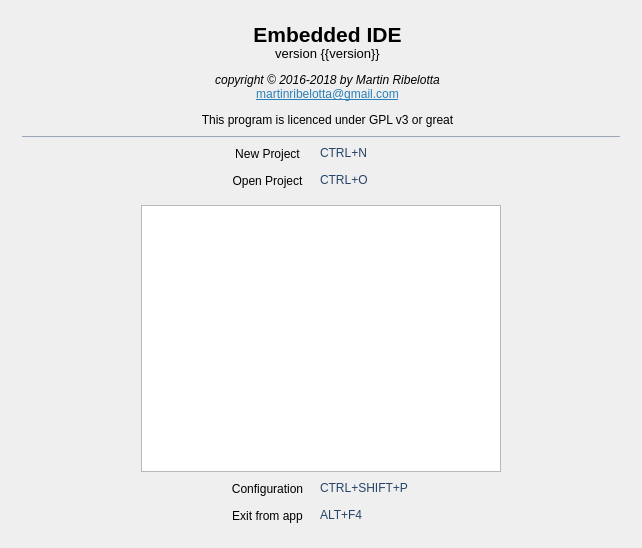
Qt form ide/mainwindow.ui (martinribelotta/embedded-ide) before a commit.
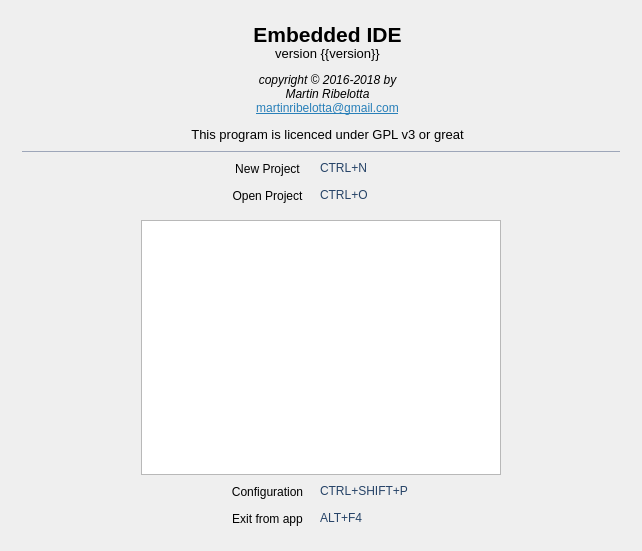
The same form after that commit. Icons and pictures are not drawn. Custom widgets are drawn as their Qt base class.

Commit message: Add exportation of file and dir project path

Diff of the .ui file:
```diff
--- a/ide/mainwindow.ui
+++ b/ide/mainwindow.ui
@@ -7,7 +7,7 @@
     <x>0</x>
     <y>0</y>
     <width>642</width>
-    <height>548</height>
+    <height>551</height>
    </rect>
   </property>
   <layout class="QVBoxLayout" name="verticalLayout_2">
@@ -740,7 +740,7 @@
             </sizepolicy>
            </property>
            <property name="text">
-            <string>&lt;html&gt;&lt;head/&gt;&lt;body&gt;&lt;p align=&quot;center&quot;&gt;&lt;span style=&quot; font-size:16pt; font-weight:600; color:#000000;&quot;&gt;Embedded IDE&lt;br/&gt;&lt;/span&gt;&lt;span style=&quot; font-size:10pt; color:#000000;&quot;&gt;version {{version}}&lt;/span&gt;&lt;/p&gt;&lt;p align=&quot;center&quot;&gt;&lt;span style=&quot; font-style:italic; color:#000000;&quot;&gt;copyright © 2016-2018 by Martin Ribelotta&lt;br/&gt;&lt;/span&gt;&lt;a href=&quot;martinribelotta@gmail.com&quot;&gt;&lt;span style=&quot; text-decoration: underline; color:#2980b9;&quot;&gt;martinribelotta@gmail.com&lt;/span&gt;&lt;/a&gt;&lt;/p&gt;&lt;p align=&quot;center&quot;&gt;&lt;span style=&quot; color:#000000;&quot;&gt;This program is licenced under GPL v3 or great&lt;/span&gt;&lt;/p&gt;&lt;/body&gt;&lt;/html&gt;</string>
+            <string>&lt;html&gt;&lt;head/&gt;&lt;body&gt;&lt;p align=&quot;center&quot;&gt;&lt;span style=&quot; font-size:16pt; font-weight:600; color:#000000;&quot;&gt;Embedded IDE&lt;br/&gt;&lt;/span&gt;&lt;span style=&quot; font-size:10pt; color:#000000;&quot;&gt;version {{version}}&lt;/span&gt;&lt;/p&gt;&lt;p align=&quot;center&quot;&gt;&lt;span style=&quot; font-style:italic; color:#000000;&quot;&gt;copyright © 2016-2018 by&lt;br/&gt;Martin Ribelotta&lt;br/&gt;&lt;/span&gt;&lt;a href=&quot;martinribelotta@gmail.com&quot;&gt;&lt;span style=&quot; text-decoration: underline; color:#2980b9;&quot;&gt;martinribelotta@gmail.com&lt;/span&gt;&lt;/a&gt;&lt;/p&gt;&lt;p align=&quot;center&quot;&gt;&lt;span style=&quot; font-size:10pt; color:#000000;&quot;&gt;This program is licenced under GPL v3 or great&lt;/span&gt;&lt;/p&gt;&lt;/body&gt;&lt;/html&gt;</string>
            </property>
           </widget>
          </item>
@@ -806,19 +806,6 @@
            </property>
           </spacer>
          </item>
-         <item row="0" column="0" rowspan="3">
-          <spacer name="verticalSpacer_2">
-           <property name="orientation">
-            <enum>Qt::Vertical</enum>
-           </property>
-           <property name="sizeHint" stdset="0">
-            <size>
-             <width>20</width>
-             <height>40</height>
-            </size>
-           </property>
-          </spacer>
-         </item>
          <item row="1" column="1" colspan="3">
           <spacer name="verticalSpacer_3">
            <property name="orientation">
@@ -1004,19 +991,6 @@
            </property>
           </widget>
          </item>
-         <item row="0" column="4" rowspan="3">
-          <spacer name="verticalSpacer">
-           <property name="orientation">
-            <enum>Qt::Vertical</enum>
-           </property>
-           <property name="sizeHint" stdset="0">
-            <size>
-             <width>20</width>
-             <height>40</height>
-            </size>
-           </property>
-          </spacer>
-         </item>
          <item row="0" column="2">
           <layout class="QGridLayout" name="gridLayout_3">
            <item row="2" column="1">
@@ -1149,6 +1123,32 @@
            </item>
           </layout>
          </item>
+         <item row="0" column="0" rowspan="4">
+          <spacer name="verticalSpacer_2">
+           <property name="orientation">
+            <enum>Qt::Vertical</enum>
+           </property>
+           <property name="sizeHint" stdset="0">
+            <size>
+             <width>20</width>
+             <height>40</height>
+            </size>
+           </property>
+          </spacer>
+         </item>
+         <item row="0" column="4" rowspan="4">
+          <spacer name="verticalSpacer">
+           <property name="orientation">
+            <enum>Qt::Vertical</enum>
+           </property>
+           <property name="sizeHint" stdset="0">
+            <size>
+             <width>20</width>
+             <height>40</height>
+            </size>
+           </property>
+          </spacer>
+         </item>
         </layout>
        </item>
       </layout>
```
The commit also changes 1 other file.
